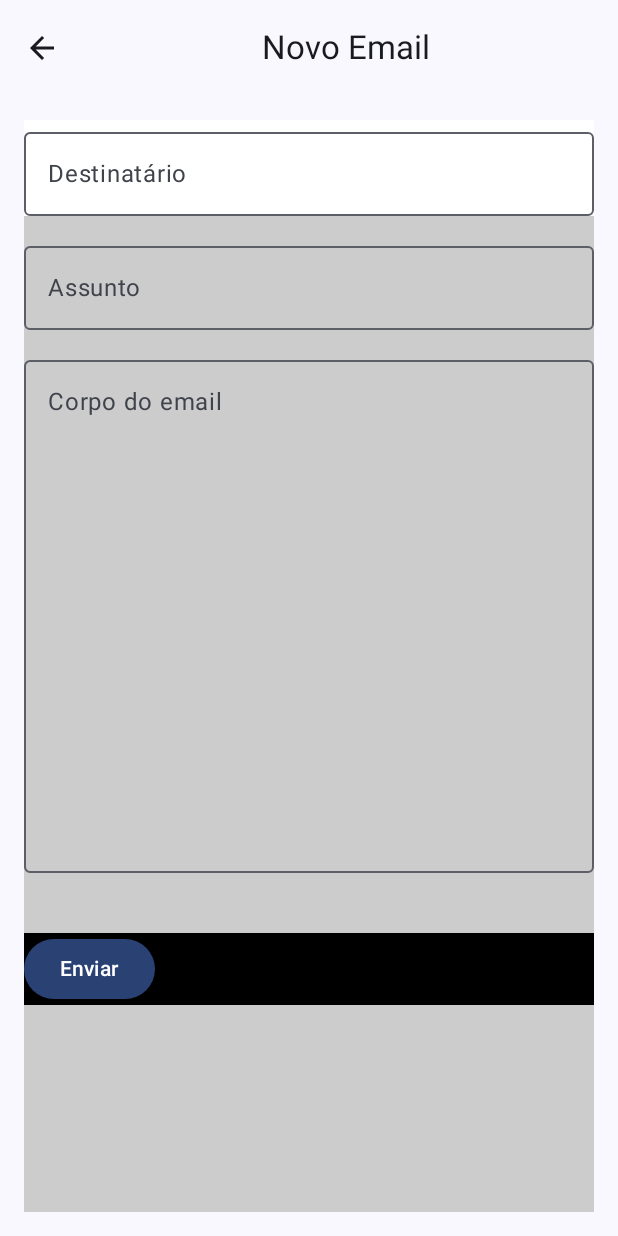
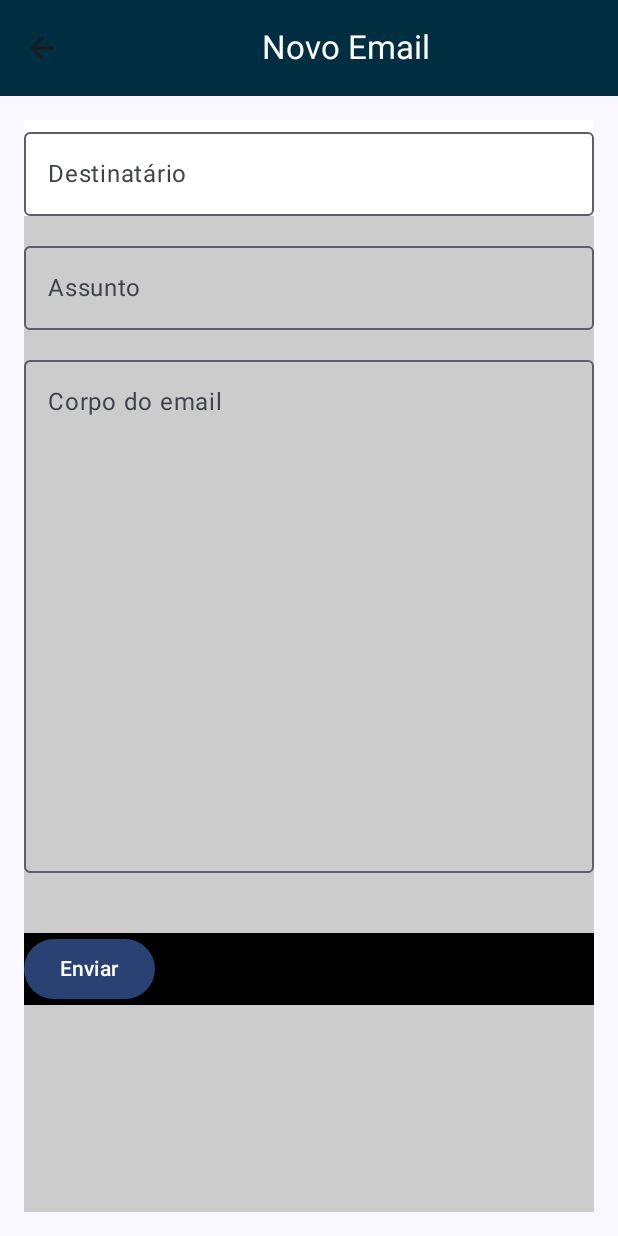
Before and after one commit to Vanessa-Bertoldo/Challenge, an Android app built with Jetpack Compose: the screen it shows after launch (MainActivity), after a tap on "Add", on a phone screen of 412 x 824 dp. Run offline under Robolectric (Android 15) with nearby library versions, the phone set to English and light mode, and no system bars; our stand-ins replace Room's generated code.

Commit message:
feat: add integracao + cards

```diff
--- a/app/src/main/java/br/com/fiap/challenge/MainActivity.kt
+++ b/app/src/main/java/br/com/fiap/challenge/MainActivity.kt
@@ -28,7 +28,7 @@ class MainActivity : ComponentActivity() {
         setContent {
             ChallengeTheme {
                 Surface(
-                    modifier = Modifier.fillMaxSize().fillMaxHeight().background(Color(0xFF012E40))
+                    modifier = Modifier.fillMaxSize().fillMaxHeight().background(Color.White)
                 ) {
                     val navController = rememberNavController()
                     NavHost(navController = navController, startDestination = "home") {
--- a/app/src/main/java/br/com/fiap/challenge/activities/CaixaEntradaActivity.kt
+++ b/app/src/main/java/br/com/fiap/challenge/activities/CaixaEntradaActivity.kt
@@ -51,7 +51,7 @@ fun CaixaEntrada(navController: NavController) {
             horizontalAlignment = Alignment.CenterHorizontally,
             modifier = Modifier
                 .fillMaxWidth()
-                .background(Color(0xFF012E40))
+                .background(Color(0xFF024959))
                 .fillMaxHeight()
                 .padding(innerPadding)
                 .padding(top = 2.dp)
@@ -107,7 +107,7 @@ fun CardEmail(idEmail:Long, nomeAssunto: String, nomeRemetente:String, navContro
             .height(65.dp)
             .clickable {
                 navController.navigate("detalhe-email/$idEmail")},
-        colors = CardDefaults.cardColors(containerColor = Color(0xFF024959)),
+        colors = CardDefaults.cardColors(containerColor = Color(0xFF026773)),
         shape = RoundedCornerShape(0.dp),
         border = BorderStroke(1.dp, Color(0xFF024959))
     ) {
--- a/app/src/main/java/br/com/fiap/challenge/components/TopBar.kt
+++ b/app/src/main/java/br/com/fiap/challenge/components/TopBar.kt
@@ -1,5 +1,6 @@
 package br.com.fiap.challenge.components
 
+import androidx.compose.foundation.layout.Row
 import androidx.compose.foundation.layout.fillMaxWidth
 import androidx.compose.material.icons.Icons
 import androidx.compose.material.icons.filled.ArrowBack
@@ -8,8 +9,10 @@ import androidx.compose.material3.Icon
 import androidx.compose.material3.IconButton
 import androidx.compose.material3.Text
 import androidx.compose.material3.TopAppBar
+import androidx.compose.material3.TopAppBarDefaults.topAppBarColors
 import androidx.compose.runtime.Composable
 import androidx.compose.ui.Modifier
+import androidx.compose.ui.graphics.Color
 import androidx.compose.ui.text.style.TextAlign
 import androidx.navigation.NavController
 
@@ -17,6 +20,8 @@ import androidx.navigation.NavController
 @Composable
 fun TopBar(titulo: String, voltarON: Boolean, navController: NavController) {
 
+    Row(
+        modifier = Modifier.fillMaxWidth()) {
         TopAppBar(
             title = {
                 Text(
@@ -25,6 +30,11 @@ fun TopBar(titulo: String, voltarON: Boolean, navController: NavController) {
                     textAlign = TextAlign.Center
                 )
             },
+
+            colors = topAppBarColors(
+                containerColor = Color(0xFF012E40),
+                titleContentColor = Color.White
+            ),
 
             navigationIcon = {
                 if (voltarON) {
@@ -37,7 +47,7 @@ fun TopBar(titulo: String, voltarON: Boolean, navController: NavController) {
             },
 
 
-
             )
+    }
 
 }
```
Also changed, not shown: app/src/main/java/br/com/fiap/challenge/activities/DetalheEmailActivity.kt (+50 -10 lines). Lines whose indentation alone changed are shown as unchanged.
